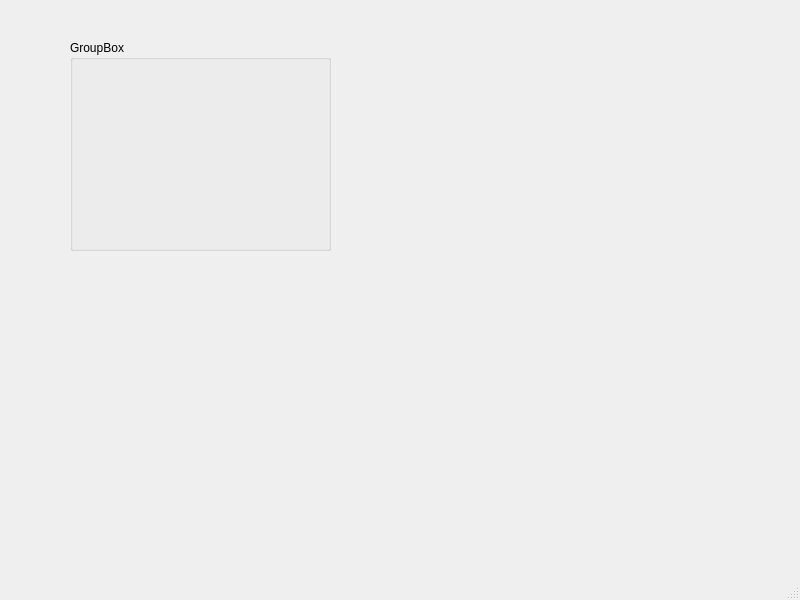
Qt form Drive/driverinfo.ui (TraceyAlKing/CPSC4910-watt4910-group5) before a commit.
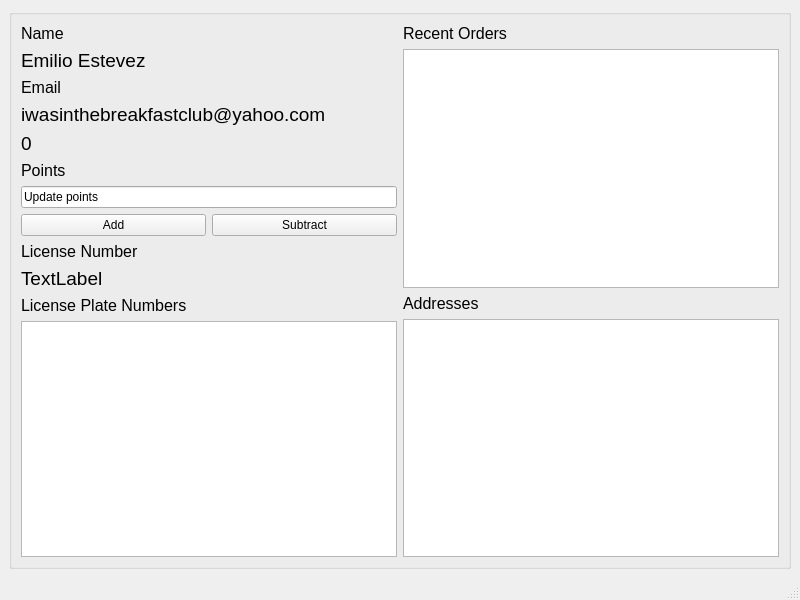
The same form after that commit.

```diff
--- a/Drive/driverinfo.ui
+++ b/Drive/driverinfo.ui
@@ -14,19 +14,199 @@
    <string>MainWindow</string>
   </property>
   <widget class="QWidget" name="centralwidget">
-   <widget class="QGroupBox" name="groupBox">
-    <property name="geometry">
-     <rect>
-      <x>70</x>
-      <y>40</y>
-      <width>261</width>
-      <height>211</height>
-     </rect>
-    </property>
-    <property name="title">
-     <string>GroupBox</string>
-    </property>
-   </widget>
+   <layout class="QVBoxLayout" name="verticalLayout">
+    <item>
+     <widget class="QGroupBox" name="groupBox">
+      <property name="title">
+       <string/>
+      </property>
+      <layout class="QGridLayout" name="gridLayout">
+       <item row="0" column="0" rowspan="2">
+        <layout class="QVBoxLayout" name="verticalLayout_3">
+         <item>
+          <widget class="QLabel" name="label">
+           <property name="font">
+            <font>
+             <pointsize>12</pointsize>
+            </font>
+           </property>
+           <property name="text">
+            <string>Name</string>
+           </property>
+          </widget>
+         </item>
+         <item>
+          <widget class="QLabel" name="name_label">
+           <property name="font">
+            <font>
+             <pointsize>14</pointsize>
+            </font>
+           </property>
+           <property name="text">
+            <string>Emilio Estevez</string>
+           </property>
+          </widget>
+         </item>
+         <item>
+          <widget class="QLabel" name="label_3">
+           <property name="font">
+            <font>
+             <pointsize>12</pointsize>
+            </font>
+           </property>
+           <property name="text">
+            <string>Email</string>
+           </property>
+          </widget>
+         </item>
+         <item>
+          <widget class="QLabel" name="email_label">
+           <property name="font">
+            <font>
+             <pointsize>14</pointsize>
+            </font>
+           </property>
+           <property name="text">
+            <string>iwasinthebreakfastclub@yahoo.com</string>
+           </property>
+          </widget>
+         </item>
+         <item>
+          <widget class="QLabel" name="points_label">
+           <property name="font">
+            <font>
+             <pointsize>14</pointsize>
+            </font>
+           </property>
+           <property name="text">
+            <string>0</string>
+           </property>
+          </widget>
+         </item>
+         <item>
+          <widget class="QLabel" name="label_5">
+           <property name="font">
+            <font>
+             <pointsize>12</pointsize>
+            </font>
+           </property>
+           <property name="text">
+            <string>Points</string>
+           </property>
+          </widget>
+         </item>
+         <item>
+          <layout class="QVBoxLayout" name="verticalLayout_2">
+           <item>
+            <widget class="QLineEdit" name="lineEdit">
+             <property name="text">
+              <string>Update points</string>
+             </property>
+            </widget>
+           </item>
+           <item>
+            <layout class="QHBoxLayout" name="horizontalLayout">
+             <item>
+              <widget class="QPushButton" name="add_points">
+               <property name="text">
+                <string>Add</string>
+               </property>
+              </widget>
+             </item>
+             <item>
+              <widget class="QPushButton" name="subtract_points">
+               <property name="text">
+                <string>Subtract</string>
+               </property>
+              </widget>
+             </item>
+            </layout>
+           </item>
+          </layout>
+         </item>
+         <item>
+          <widget class="QLabel" name="label_6">
+           <property name="font">
+            <font>
+             <pointsize>12</pointsize>
+            </font>
+           </property>
+           <property name="text">
+            <string>License Number</string>
+           </property>
+          </widget>
+         </item>
+         <item>
+          <widget class="QLabel" name="label_8">
+           <property name="font">
+            <font>
+             <pointsize>14</pointsize>
+            </font>
+           </property>
+           <property name="text">
+            <string>TextLabel</string>
+           </property>
+          </widget>
+         </item>
+         <item>
+          <widget class="QLabel" name="label_7">
+           <property name="font">
+            <font>
+             <pointsize>12</pointsize>
+            </font>
+           </property>
+           <property name="text">
+            <string>License Plate Numbers</string>
+           </property>
+          </widget>
+         </item>
+         <item>
+          <widget class="QTableWidget" name="tableWidget"/>
+         </item>
+        </layout>
+       </item>
+       <item row="0" column="1">
+        <layout class="QVBoxLayout" name="verticalLayout_5">
+         <item>
+          <widget class="QLabel" name="label_2">
+           <property name="font">
+            <font>
+             <pointsize>12</pointsize>
+            </font>
+           </property>
+           <property name="text">
+            <string>Recent Orders</string>
+           </property>
+          </widget>
+         </item>
+         <item>
+          <widget class="QTableWidget" name="tableWidget_3"/>
+         </item>
+        </layout>
+       </item>
+       <item row="1" column="1">
+        <layout class="QVBoxLayout" name="verticalLayout_4">
+         <item>
+          <widget class="QLabel" name="label_4">
+           <property name="font">
+            <font>
+             <pointsize>12</pointsize>
+            </font>
+           </property>
+           <property name="text">
+            <string>Addresses</string>
+           </property>
+          </widget>
+         </item>
+         <item>
+          <widget class="QTableWidget" name="tableWidget_2"/>
+         </item>
+        </layout>
+       </item>
+      </layout>
+     </widget>
+    </item>
+   </layout>
   </widget>
   <widget class="QMenuBar" name="menubar">
    <property name="geometry">
```
